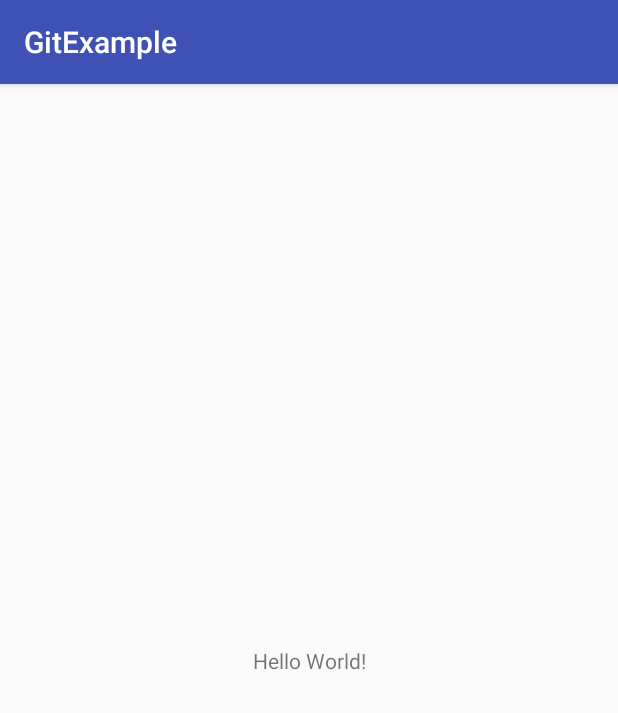
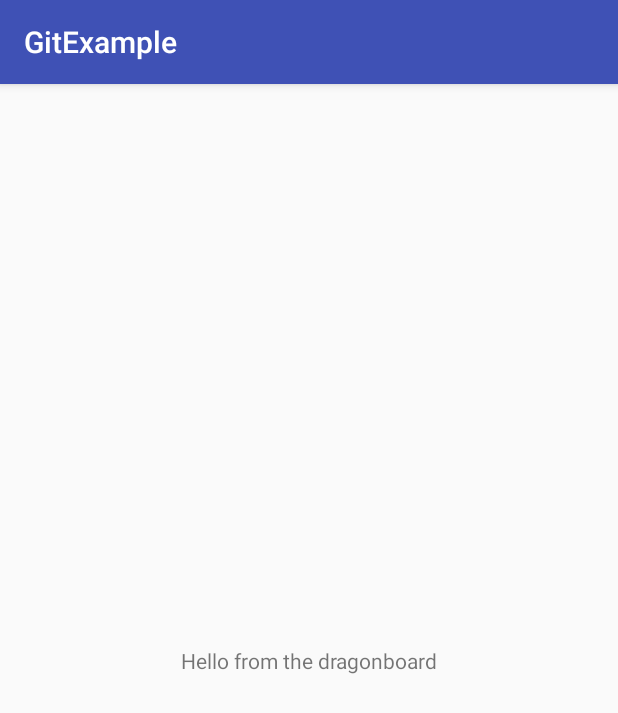
Before and after one commit to duffsterlp/GitExample, an Android app: the screen it shows after launch (GitExampleActivity), on a phone screen of 412 x 824 dp. Shown: the top 713 px of the screen. Run offline under Robolectric (Android 15) with nearby library versions, the phone set to English and light mode, and no system bars.

Commit message:
Change text to be more awesome

```diff
--- a/app/src/main/res/layout/activity_git_example.xml
+++ b/app/src/main/res/layout/activity_git_example.xml
@@ -9,7 +9,7 @@
     <TextView
         android:layout_width="wrap_content"
         android:layout_height="wrap_content"
-        android:text="Hello World!"
+        android:text="Hello from the dragonboard"
         app:layout_constraintBottom_toBottomOf="parent"
         app:layout_constraintLeft_toLeftOf="parent"
         app:layout_constraintRight_toRightOf="parent"
```
